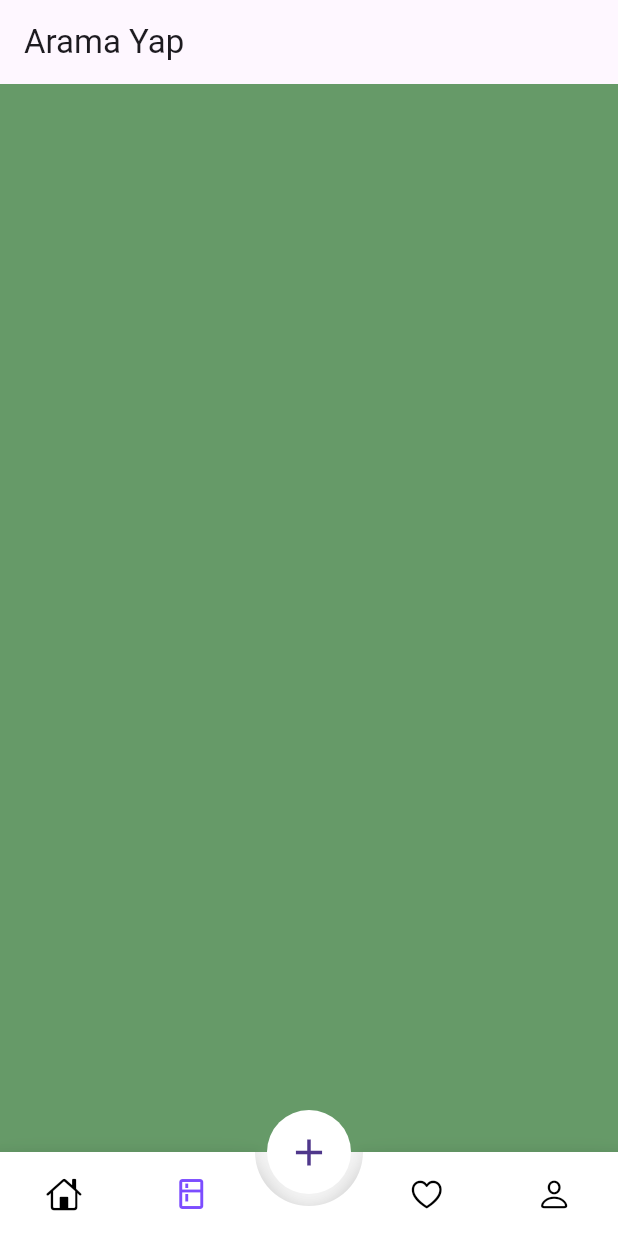
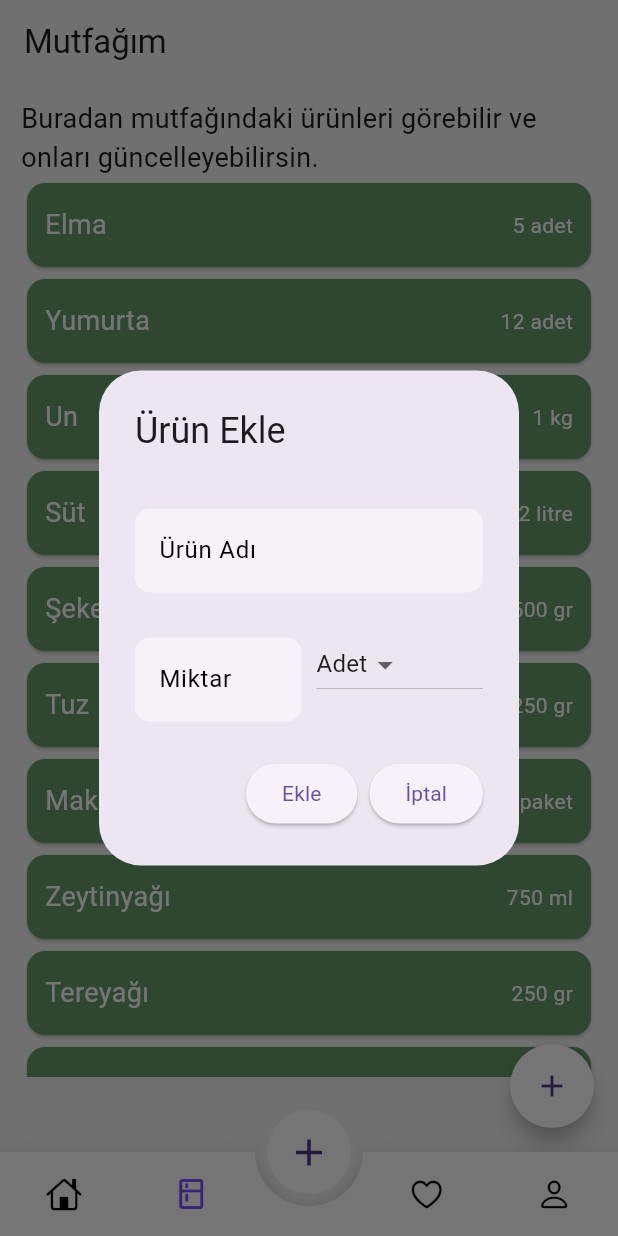
Before and after one commit to coderlawyerr/mycookai, a Flutter app: the MainPage screen opened directly, item 2 of the bottom bar chosen, after a tap on the "add" icon, on a phone screen of 412 x 824 dp. Run offline on Flutter 3.47's test engine with Material 3 defaults, Android fonts, the phone set to English and light mode, and no system bars; drawn by our look-alikes of animated_bottom_navigation_bar, flutter_slidable; our stand-ins replace cloud_firestore, firebase_auth, firebase_core, flutter_speed_dial; accounts and stored records are empty; network calls fail.

Commit message:
dolap kısmı yapıldı

```diff
--- /dev/null
+++ b/mycooksai/lib/data/kitchen_items.dart
@@ -0,0 +1,27 @@
+final List<Map<String, String>> kitchenItems = [
+  {"productName": "Elma", "amount": "5 adet"},
+  {"productName": "Yumurta", "amount": "12 adet"},
+  {"productName": "Un", "amount": "1 kg"},
+  {"productName": "Süt", "amount": "2 litre"},
+  {"productName": "Şeker", "amount": "500 gr"},
+  {"productName": "Tuz", "amount": "250 gr"},
+  {"productName": "Makarna", "amount": "1 paket"},
+  {"productName": "Zeytinyağı", "amount": "750 ml"},
+  {"productName": "Tereyağı", "amount": "250 gr"},
+  {"productName": "Peynir", "amount": "400 gr"},
+  {"productName": "Domates", "amount": "6 adet"},
+  {"productName": "Salatalık", "amount": "4 adet"},
+  {"productName": "Patates", "amount": "2 kg"},
+  {"productName": "Soğan", "amount": "1 kg"},
+  {"productName": "Havuç", "amount": "500 gr"},
+  {"productName": "Biber", "amount": "300 gr"},
+  {"productName": "Nohut", "amount": "1 kg"},
+  {"productName": "Mercimek", "amount": "1 kg"},
+  {"productName": "Pirinç", "amount": "2 kg"},
+  {"productName": "Çay", "amount": "1 kg"},
+  {"productName": "Kahve", "amount": "500 gr"},
+  {"productName": "Mısır", "amount": "3 adet"},
+  {"productName": "Elma Sirkesi", "amount": "500 ml"},
+  {"productName": "Bal", "amount": "1 kavanoz"},
+  {"productName": "Yulaf", "amount": "1 kg"}
+];
--- /dev/null
+++ b/mycooksai/lib/wiew/add_ktchenitem.dart
@@ -0,0 +1,17 @@
+import 'package:flutter/material.dart';
+
+class AddKtchenitem extends StatefulWidget {
+  const AddKtchenitem({super.key});
+
+  @override
+  State<AddKtchenitem> createState() => _AddKtchenitemState();
+}
+
+class _AddKtchenitemState extends State<AddKtchenitem> {
+  @override
+  Widget build(BuildContext context) {
+    return Scaffold(
+
+    );
+  }
+}
--- a/mycooksai/lib/wiew/main_page.dart
+++ b/mycooksai/lib/wiew/main_page.dart
@@ -5,7 +5,7 @@ import 'package:mycooksai/const/colors.dart';
 import 'package:mycooksai/wiew/favourite_page.dart';
 import 'package:mycooksai/wiew/home_page.dart';
 import 'package:mycooksai/wiew/profile_page.dart';
-import 'package:mycooksai/wiew/search_page.dart';
+import 'package:mycooksai/wiew/my_kitchem_page.dart';
 
 class MainPage extends StatefulWidget {
   const MainPage({super.key});
@@ -19,7 +19,7 @@ class _MainPageState extends State<MainPage> {
 
   static const List<Widget> _pages = <Widget>[
     HomePage(),
-    SearchPage(),
+    MyKitchenPage(),
     FavouritePage(),
     ProfilePage(),
   ];
--- /dev/null
+++ b/mycooksai/lib/wiew/my_kitchem_page.dart
@@ -0,0 +1,205 @@
+import 'package:flutter/gestures.dart';
+import 'package:flutter/material.dart';
+import 'package:flutter_slidable/flutter_slidable.dart';
+import 'package:mycooksai/const/colors.dart';
+import 'package:mycooksai/data/kitchen_items.dart';
+import 'package:mycooksai/widget/custom_textfield.dart';
+
+class MyKitchenPage extends StatefulWidget {
+  const MyKitchenPage({super.key});
+
+  @override
+  State<MyKitchenPage> createState() => _MyKitchenPageState();
+}
+
+class _MyKitchenPageState extends State<MyKitchenPage> {
+  TextEditingController _productNameController = TextEditingController();
+  TextEditingController _productAmountController = TextEditingController();
+  String _selectedUnit = 'Adet';
+
+  void _addProduct() {
+    final productName = _productNameController.text;
+    final productAmount = _productAmountController.text;
+
+    if (productName.isEmpty || productAmount.isEmpty) {
+      showDialog(
+        context: context,
+        builder: (context) {
+          return AlertDialog(
+            title: Text("Hata"),
+            content: Text("Lütfen ürün adı ve miktarını giriniz."),
+            actions: [
+              TextButton(
+                onPressed: () => Navigator.of(context).pop(),
+                child: Text("Tamam"),
+              ),
+            ],
+          );
+        },
+      );
+    } else {
+      setState(() {
+        kitchenItems.add({
+          'productName': productName,
+          'amount': '$productAmount $_selectedUnit',
+        });
+      });
+      Navigator.of(context).pop();
+    }
+  }
+
+  @override
+  Widget build(BuildContext context) {
+    return Scaffold(
+      backgroundColor: Color(0xfff5f5f5),
+      appBar: AppBar(
+        backgroundColor: Color(0xfff5f5f5),
+        title: Text("Mutfağım"),
+      ),
+      floatingActionButton: FloatingActionButton(
+        backgroundColor: Colors.white,
+        shape: RoundedRectangleBorder(
+          borderRadius: BorderRadius.circular(50.0),
+        ),
+        onPressed: () {
+          showDialog(
+              context: context,
+              builder: (BuildContext context) {
+                return AlertDialog(
+                  title: Text("Ürün Ekle"),
+                  content: StatefulBuilder(
+                    builder: (BuildContext context, StateSetter setState) {
+                      return Column(
+                        mainAxisSize: MainAxisSize.min,
+                        children: [
+                          CustomTextField(
+                              label: "Ürün Adı",
+                              controller: _productNameController),
+                          SizedBox(height: 10),
+                          Row(
+                            children: [
+                              Expanded(
+                                child: CustomTextField(
+                                    label: "Miktar",
+                                    controller: _productAmountController),
+                              ),
+                              SizedBox(width: 10),
+                              Expanded(
+                                child: DropdownButton<String>(
+                                  value: _selectedUnit,
+                                  items: [
+                                    DropdownMenuItem(
+                                      value: 'Adet',
+                                      child: Text("Adet"),
+                                    ),
+                                    DropdownMenuItem(
+                                      value: 'kg',
+                                      child: Text("kg"),
+                                    ),
+                                    DropdownMenuItem(
+                                      value: 'lt',
+                                      child: Text("lt"),
+                                    ),
+                                  ],
+                                  onChanged: (value) {
+                                    setState(() {
+                                      _selectedUnit = value!;
+                                    });
+                                  },
+                                ),
+                              ),
+                            ],
+                          ),
+                        ],
+                      );
+                    },
+                  ),
+                  actions: <Widget>[
+                    ElevatedButton(
+                      child: Text("Ekle"),
+                      onPressed: _addProduct,
+                    ),
+                    ElevatedButton(
+                      child: Text("İptal"),
+                      onPressed: () {
+                        Navigator.of(context).pop();
+                      },
+                    ),
+                  ],
+                );
+              });
+        },
+        child: Icon(Icons.add),
+      ),
+      body: Padding(
+        padding: const EdgeInsets.symmetric(horizontal: 14.0, vertical: 10.0),
+        child: Column(
+          children: [
+            Text(
+              "Buradan mutfağındaki ürünleri görebilir ve onları güncelleyebilirsin.",
+              style: TextStyle(fontSize: 18.0),
+            ),
+            Flexible(
+              child: ListView.builder(
+                itemCount: kitchenItems.length,
+                itemBuilder: (context, index) {
+                  final item = kitchenItems[index];
+                  return Slidable(
+                    key: Key(item['productName']! + index.toString()),
+                    endActionPane: ActionPane(
+                      motion: ScrollMotion(),
+                      children: [
+                        SlidableAction(
+                          onPressed: (context) {
+                            setState(() {
+                              kitchenItems.removeAt(index);
+                            });
+                            ScaffoldMessenger.of(context).showSnackBar(
+                              SnackBar(
+                                content: Text("${item["productName"]} silindi"),
+                              ),
+                            );
+                          },
+                          borderRadius: BorderRadius.circular(12.0),
+                          backgroundColor: Colors.red,
+                          foregroundColor: Colors.white,
+                          icon: Icons.delete,
+                          label: 'Sil',
+                        ),
+                      ],
+                    ),
+                    child:
+                        _MyKitchenCard(item['productName']!, item['amount']!),
+                  );
+                },
+              ),
+            ),
+            SizedBox(height: 40)
+          ],
+        ),
+      ),
+    );
+  }
+
+  Widget _MyKitchenCard(String productName, String amount) {
+    return Card(
+      color: AppColors.backgroundColor,
+      child: Padding(
+        padding: const EdgeInsets.symmetric(horizontal: 12.0, vertical: 15.0),
+        child: Row(
+          mainAxisAlignment: MainAxisAlignment.spaceBetween,
+          children: [
+            Text(
+              productName,
+              style: TextStyle(color: Colors.white, fontSize: 18.0),
+            ),
+            Text(
+              amount,
+              style: TextStyle(color: Colors.white),
+            ),
+          ],
+        ),
+      ),
+    );
+  }
+}
--- a/mycooksai/lib/wiew/search_page.dart
+++ /dev/null
@@ -1,15 +0,0 @@
-import 'package:flutter/material.dart';
-
-class SearchPage extends StatelessWidget {
-  const SearchPage({super.key});
-
-  @override
-  Widget build(BuildContext context) {
-    return Scaffold(
-      appBar: AppBar(
-        title: Text("Arama Yap"),
-      ),
-    );
-    ;
-  }
-}
--- a/mycooksai/pubspec.yaml
+++ b/mycooksai/pubspec.yaml
@@ -42,6 +42,7 @@ dependencies:
   animated_bottom_navigation_bar: ^1.3.3
   cloud_firestore: ^5.1.0
   flutter_speed_dial: ^7.0.0
+  flutter_slidable: ^3.1.1
 
 
 dev_dependencies:
```
Also changed, not shown: mycooksai/pubspec.lock.
